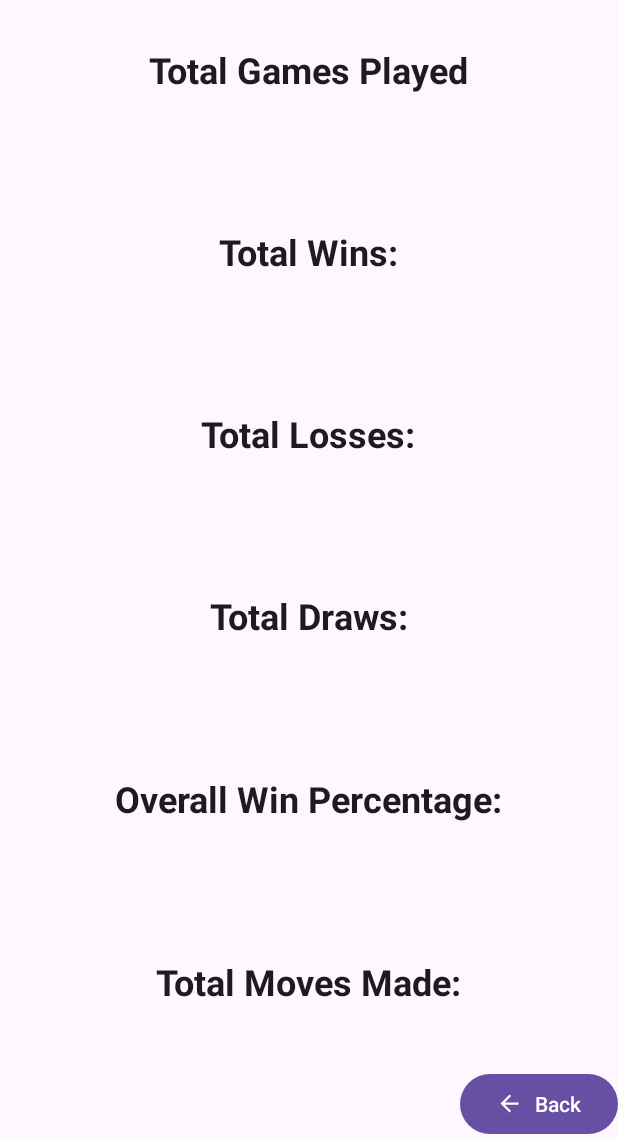
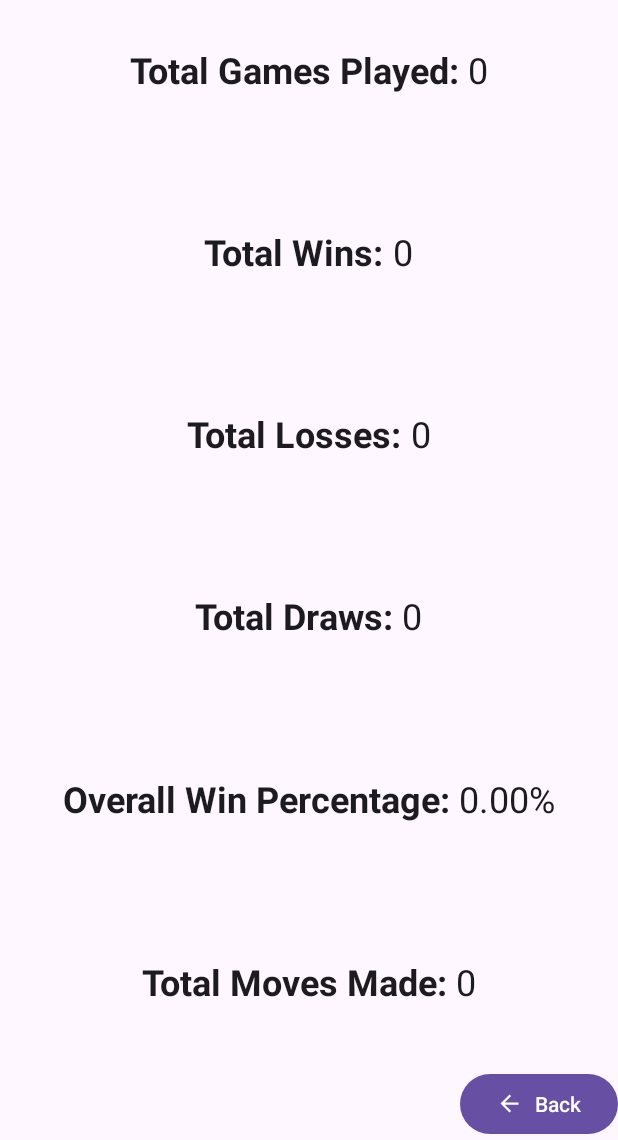
Before and after one commit to tyriquezim/Pentago, an Android app: the StatsProfileSelectFragment screen opened through its navigation route, after a tap on "PLAYER 1", on a phone screen of 412 x 824 dp, the part 96-1236 px from its top. Run offline under Robolectric (Android 15) with nearby library versions, the phone set to English and light mode, and no system bars; our stand-ins replace Room's generated code.

Commit message:
removed the forloops in each of the update functions in PlayerStatistics and placed them into a single function called notifyAchievementObservers(). Finished set up of the GamePlayStatsFragment and StatsProfileSelectFragment

```diff
--- a/app/src/main/java/com/android/personal/pentago/AchievementProfileSelectFragment.kt
+++ b/app/src/main/java/com/android/personal/pentago/AchievementProfileSelectFragment.kt
@@ -33,11 +33,11 @@ class AchievementProfileSelectFragment : Fragment()
         {
             player1Button.setOnClickListener()
             {
-                findNavController().navigate(AchievementProfileSelectFragmentDirections.actionAchievementProfileSelectFragmentToAchievementListFragment2())
+                //findNavController().navigate(AchievementProfileSelectFragmentDirections.actionAchievementProfileSelectFragmentToAchievementListFragment2())
             }
             player2Button.setOnClickListener()
             {
-                findNavController().navigate(AchievementProfileSelectFragmentDirections.actionAchievementProfileSelectFragmentToAchievementListFragment2())
+                //findNavController().navigate(AchievementProfileSelectFragmentDirections.actionAchievementProfileSelectFragmentToAchievementListFragment2())
             }
             backButton.setOnClickListener()
             {
--- a/app/src/main/java/com/android/personal/pentago/GamePlayStatsFragment.kt
+++ b/app/src/main/java/com/android/personal/pentago/GamePlayStatsFragment.kt
@@ -5,18 +5,71 @@ import androidx.fragment.app.Fragment
 import android.view.LayoutInflater
 import android.view.View
 import android.view.ViewGroup
+import androidx.lifecycle.lifecycleScope
+import androidx.navigation.fragment.findNavController
+import androidx.navigation.fragment.navArgs
+import com.android.personal.pentago.databinding.FragmentGamePlayStatsBinding
+import com.android.personal.pentago.model.PlayerProfile
+import kotlinx.coroutines.Dispatchers
+import kotlinx.coroutines.launch
+import kotlinx.coroutines.sync.withLock
+import kotlinx.coroutines.withContext
 
 class GamePlayStatsFragment : Fragment()
 {
+    private var _binding: FragmentGamePlayStatsBinding? = null
+    private val binding: FragmentGamePlayStatsBinding
+        get() = checkNotNull(_binding) {"The FragmentGamePlayStatsBinding instance could not be accessed because it is currently null."}
+    private val arguments: GamePlayStatsFragmentArgs by navArgs()
+    private lateinit var playerProfile: PlayerProfile
+
     override fun onCreate(savedInstanceState: Bundle?)
     {
         super.onCreate(savedInstanceState)
     }
 
-    override fun onCreateView(inflater: LayoutInflater, container: ViewGroup?,
-                              savedInstanceState: Bundle?): View?
+    override fun onCreateView(inflater: LayoutInflater, container: ViewGroup?, savedInstanceState: Bundle?): View?
     {
-        // Inflate the layout for this fragment
-        return inflater.inflate(R.layout.fragment_game_play_stats, container, false)
+        _binding = FragmentGamePlayStatsBinding.inflate(inflater, container, false)
+        return binding.root
+    }
+
+    override fun onViewCreated(view: View, savedInstanceState: Bundle?)
+    {
+        super.onViewCreated(view, savedInstanceState)
+
+        viewLifecycleOwner.lifecycleScope.launch()
+        {
+            withContext(Dispatchers.IO)
+            {
+                PentagoRepository.get().mutex.withLock()
+                {
+                    playerProfile = PentagoRepository.get().getPlayerProfile(arguments.playerProfileId)
+                }
+            }
+            withContext(Dispatchers.Main)
+            {
+                binding.apply()
+                {
+                    totalGamesTextView.setText(playerProfile.playerStats.numGamesPlayed.toString())
+                    numberOfWinsTextView.setText(playerProfile.playerStats.numWins.toString())
+                    numberOfLossesTextView.setText(playerProfile.playerStats.numLosses.toString())
+                    numberOfDrawsTextView.setText(playerProfile.playerStats.numDraws.toString())
+                    winPercentageTextView.setText("${String.format("%.2f", playerProfile.playerStats.winPercentage)}%")
+                    numberOfMovesTextView.setText(playerProfile.playerStats.totalMovesMade.toString())
+                    backButton.setOnClickListener()
+                    {
+                        findNavController().popBackStack()
+                    }
+                }
+            }
+        }
+    }
+
+    override fun onDestroyView()
+    {
+        super.onDestroyView()
+
+        _binding = null
     }
 }
--- a/app/src/main/java/com/android/personal/pentago/StatsProfileSelectFragment.kt
+++ b/app/src/main/java/com/android/personal/pentago/StatsProfileSelectFragment.kt
@@ -5,14 +5,20 @@ import androidx.fragment.app.Fragment
 import android.view.LayoutInflater
 import android.view.View
 import android.view.ViewGroup
+import androidx.lifecycle.lifecycleScope
 import androidx.navigation.fragment.findNavController
 import com.android.personal.pentago.databinding.FragmentStatsProfileSelectBinding
+import com.android.personal.pentago.model.PlayerProfile
+import kotlinx.coroutines.Dispatchers
+import kotlinx.coroutines.launch
+import kotlinx.coroutines.sync.withLock
+import kotlinx.coroutines.withContext
 
 class StatsProfileSelectFragment : Fragment()
 {
     private var _binding: FragmentStatsProfileSelectBinding? = null
     private val binding: FragmentStatsProfileSelectBinding
-        get() = checkNotNull(_binding) {"The FragmentMainMenuBinding instance could not be accessed because it is currently null."} //Nullable backing property
+        get() = checkNotNull(_binding) {"The FragmentStatsProfileSelectBinding instance could not be accessed because it is currently null."} //Nullable backing property
 
     override fun onCreate(savedInstanceState: Bundle?)
     {
@@ -29,19 +35,39 @@ class StatsProfileSelectFragment : Fragment()
     {
         super.onViewCreated(view, savedInstanceState)
 
+        viewLifecycleOwner.lifecycleScope.launch()
+        {
+            lateinit var players: List<PlayerProfile>
+
+            withContext(Dispatchers.IO)
+            {
+                PentagoRepository.get().mutex.withLock()
+                {
+                    players = PentagoRepository.get().getPlayerProfiles()
+                }
+            }
+            withContext(Dispatchers.Main)
+            {
                 binding.apply()
                 {
+
                     player1Button.setOnClickListener()
                     {
-                findNavController().navigate(StatsProfileSelectFragmentDirections.actionStatsProfileSelectFragmentToGamePlayStatsFragment())
+                        findNavController().navigate(StatsProfileSelectFragmentDirections.actionStatsProfileSelectFragmentToGamePlayStatsFragment(players.get(0).playerId)) //Again, the way this app is implemented assumes that the PlayerProfile with the lowest ID is player1 and the second lowest is player2
                     }
                     player2Button.setOnClickListener()
                     {
-                findNavController().navigate(StatsProfileSelectFragmentDirections.actionStatsProfileSelectFragmentToGamePlayStatsFragment())
+                        findNavController().navigate(StatsProfileSelectFragmentDirections.actionStatsProfileSelectFragmentToGamePlayStatsFragment(players.get(1).playerId))
+                    }
+                    aiButton.setOnClickListener()
+                    {
+                        findNavController().navigate(StatsProfileSelectFragmentDirections.actionStatsProfileSelectFragmentToGamePlayStatsFragment(players.get(2).playerId)) //The 3rd profile will always be the AI profile
                     }
                     backButton.setOnClickListener()
                     {
                         findNavController().popBackStack()
+                    }
+                }
             }
         }
     }
--- a/app/src/main/res/layout/fragment_game_play_stats.xml
+++ b/app/src/main/res/layout/fragment_game_play_stats.xml
@@ -26,12 +26,12 @@
             <TextView
                 android:layout_width="wrap_content"
                 android:layout_height="wrap_content"
-                android:text="Total Games Played"
+                android:text="Total Games Played: "
                 android:textAppearance="@style/TextAppearance.MaterialComponents.Headline5"
                 android:textStyle="bold" />
 
             <TextView
-                android:id="@+id/total_games_textview"
+                android:id="@+id/total_games_text_view"
                 android:layout_width="wrap_content"
                 android:layout_height="wrap_content"
                 android:textAppearance="@style/TextAppearance.MaterialComponents.Headline5" />
@@ -46,12 +46,12 @@
             <TextView
                 android:layout_width="wrap_content"
                 android:layout_height="wrap_content"
-                android:text="Total Wins:"
+                android:text="Total Wins: "
                 android:textAppearance="@style/TextAppearance.MaterialComponents.Headline5"
                 android:textStyle="bold" />
 
             <TextView
-                android:id="@+id/number_of_wins_textview"
+                android:id="@+id/number_of_wins_text_view"
                 android:layout_width="wrap_content"
                 android:layout_height="wrap_content"
                 android:textAppearance="@style/TextAppearance.MaterialComponents.Headline5" />
@@ -66,12 +66,12 @@
             <TextView
                 android:layout_width="wrap_content"
                 android:layout_height="wrap_content"
-                android:text="Total Losses:"
+                android:text="Total Losses: "
                 android:textAppearance="@style/TextAppearance.MaterialComponents.Headline5"
                 android:textStyle="bold" />
 
             <TextView
-                android:id="@+id/number_of_losses_textview"
+                android:id="@+id/number_of_losses_text_view"
                 android:layout_width="wrap_content"
                 android:layout_height="wrap_content"
                 android:textAppearance="@style/TextAppearance.MaterialComponents.Headline5" />
@@ -86,12 +86,12 @@
             <TextView
                 android:layout_width="wrap_content"
                 android:layout_height="wrap_content"
-                android:text="Total Draws:"
+                android:text="Total Draws: "
                 android:textAppearance="@style/TextAppearance.MaterialComponents.Headline5"
                 android:textStyle="bold" />
 
             <TextView
-                android:id="@+id/number_of_draws_textview"
+                android:id="@+id/number_of_draws_text_view"
                 android:layout_width="wrap_content"
                 android:layout_height="wrap_content"
                 android:textAppearance="@style/TextAppearance.MaterialComponents.Headline5" />
@@ -106,12 +106,12 @@
             <TextView
                 android:layout_width="wrap_content"
                 android:layout_height="wrap_content"
-                android:text="Overall Win Percentage:"
+                android:text="Overall Win Percentage: "
                 android:textAppearance="@style/TextAppearance.MaterialComponents.Headline5"
                 android:textStyle="bold" />
 
             <TextView
-                android:id="@+id/win_percentage_textview"
+                android:id="@+id/win_percentage_text_view"
                 android:layout_width="wrap_content"
                 android:layout_height="wrap_content"
                 android:textAppearance="@style/TextAppearance.MaterialComponents.Headline5" />
@@ -126,12 +126,12 @@
             <TextView
                 android:layout_width="wrap_content"
                 android:layout_height="wrap_content"
-                android:text="Total Moves Made:"
+                android:text="Total Moves Made: "
                 android:textAppearance="@style/TextAppearance.MaterialComponents.Headline5"
                 android:textStyle="bold" />
 
             <TextView
-                android:id="@+id/number_of_moves_textview"
+                android:id="@+id/number_of_moves_text_view"
                 android:layout_width="wrap_content"
                 android:layout_height="wrap_content"
                 android:textAppearance="@style/TextAppearance.MaterialComponents.Headline5" />
--- a/app/src/main/res/navigation/pentago_navigation_graph.xml
+++ b/app/src/main/res/navigation/pentago_navigation_graph.xml
@@ -89,7 +89,11 @@
         android:id="@+id/gamePlayStatsFragment"
         android:name="com.android.personal.pentago.GamePlayStatsFragment"
         android:label="fragment_game_play_stats"
-        tools:layout="@layout/fragment_game_play_stats" />
+        tools:layout="@layout/fragment_game_play_stats" >
+        <argument
+            android:name="playerProfileId"
+            app:argType="integer" />
+    </fragment>
     <fragment
         android:id="@+id/achievementProfileSelectFragment"
         android:name="com.android.personal.pentago.AchievementProfileSelectFragment"
@@ -103,7 +107,9 @@
         android:id="@+id/achievementListFragment2"
         android:name="com.android.personal.pentago.AchievementListFragment"
         android:label="fragment_achievement_list"
-        tools:layout="@layout/fragment_achievement_list" />
+        tools:layout="@layout/fragment_achievement_list" >
+        <argument android:name="playerProfileId" />
+    </fragment>
     <fragment
         android:id="@+id/howToPlayFragment"
         android:name="com.android.personal.pentago.HowToPlayFragment"
```
Also changed, not shown: app/src/main/java/com/android/personal/pentago/model/PlayerProfile.kt (+20 -20 lines). Lines whose indentation alone changed are shown as unchanged.
